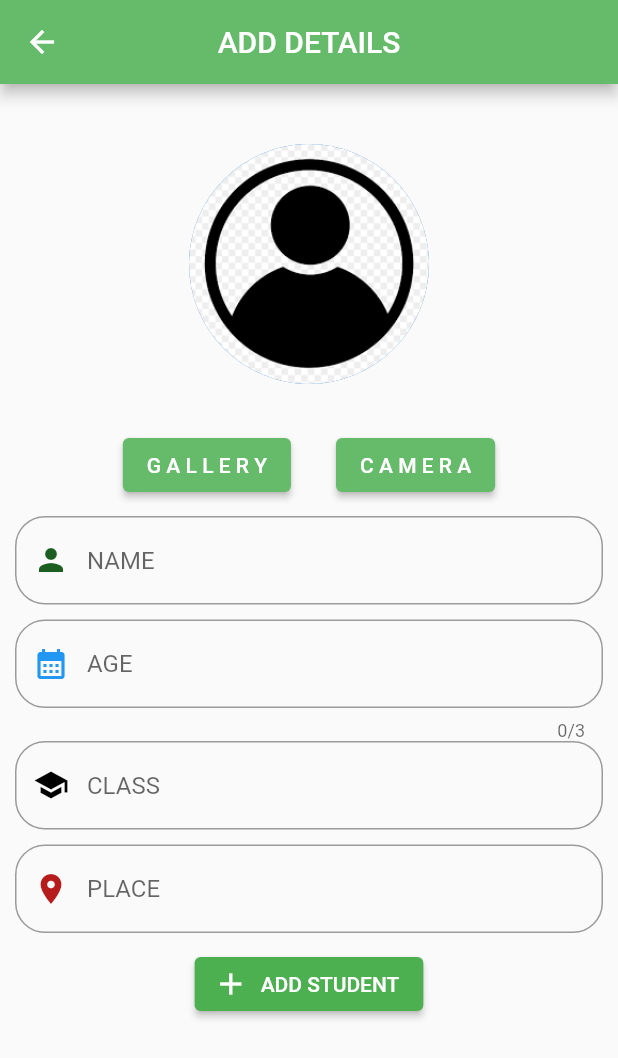
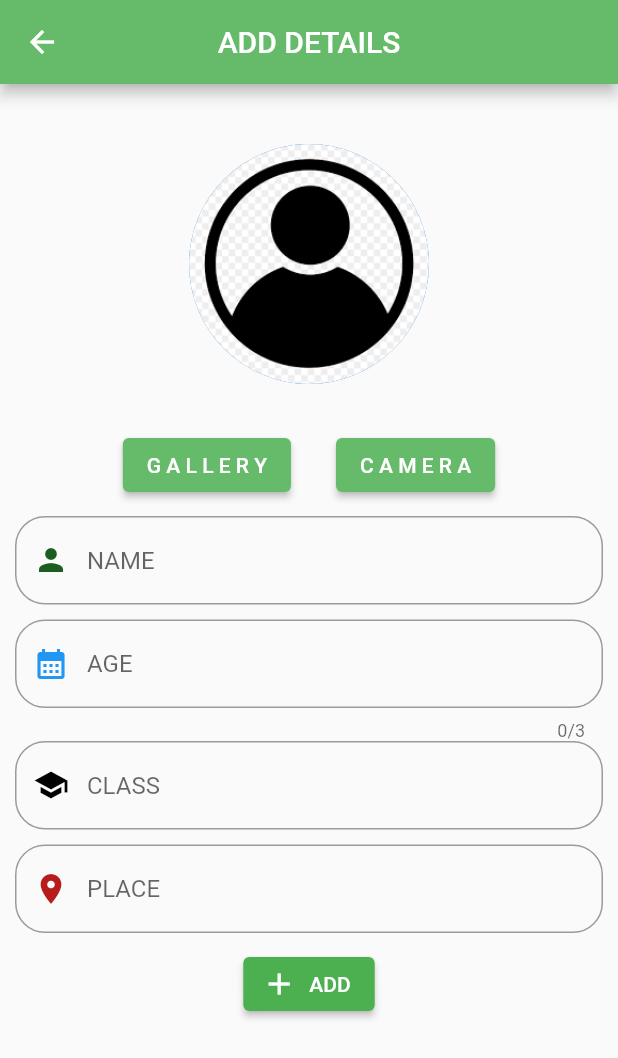
Before and after one commit to Farhan-KT/Student_App, a Flutter app: the ScreenList screen opened directly, on a phone screen of 412 x 824 dp. Shown: the top 1058 px of the screen. Run offline on Flutter 3.47's test engine with Material 2 defaults, Android fonts, the phone set to English and light mode, and no system bars; our stand-ins replace hive_flutter, image_picker; accounts and stored records are empty.

Commit message:
button name changed

```diff
--- a/lib/screens/home/add.dart
+++ b/lib/screens/home/add.dart
@@ -71,6 +71,7 @@ class _ScreenState extends State<ScreenList> {
                           child: Text('C A M E R A')),
                     ],
                   ),
+                  Column(children: [
                     Padding(
                       padding: const EdgeInsets.only(top: 10),
                       child: TextFormField(
@@ -153,6 +154,7 @@ class _ScreenState extends State<ScreenList> {
                         }
                       },
                     ),
+                  ]),
                   SizedBox(
                     height: 10,
                   ),
@@ -166,8 +168,9 @@ class _ScreenState extends State<ScreenList> {
                                   builder: (context) => MyWidget()));
                         }
                       },
-                      style: ElevatedButton.styleFrom(primary: Colors.green),
-                      label: Text("ADD STUDENT"),
+                      style: ElevatedButton.styleFrom(
+                          backgroundColor: Colors.green),
+                      label: Text("ADD"),
                       icon: Icon(Icons.add))
                 ],
               ),
--- a/lib/screens/home/profile.dart
+++ b/lib/screens/home/profile.dart
@@ -18,7 +18,7 @@ class _ProfileScreenState extends State<ProfileScreen> {
     return SafeArea(
         child: Scaffold(
             appBar: AppBar(
-              title: Text("PROFILE"),
+              title: const Text("PROFILE"),
               centerTitle: true,
               backgroundColor: Colors.green[400],
             ),
```
Lines whose indentation alone changed are shown as unchanged.
